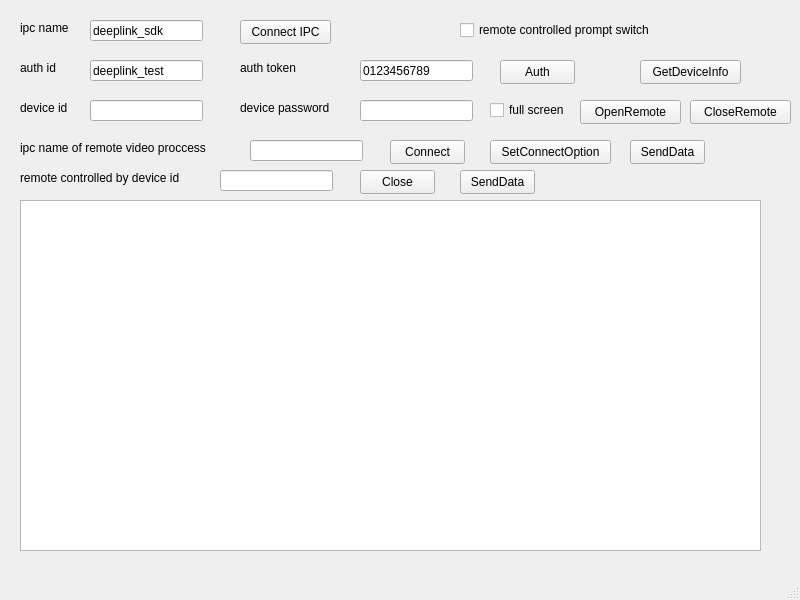
Above: sdk_example/mainwindow.ui from DeepLinkProtocol/DeepLinkSDK-Win before the change. Below: the same form after it.
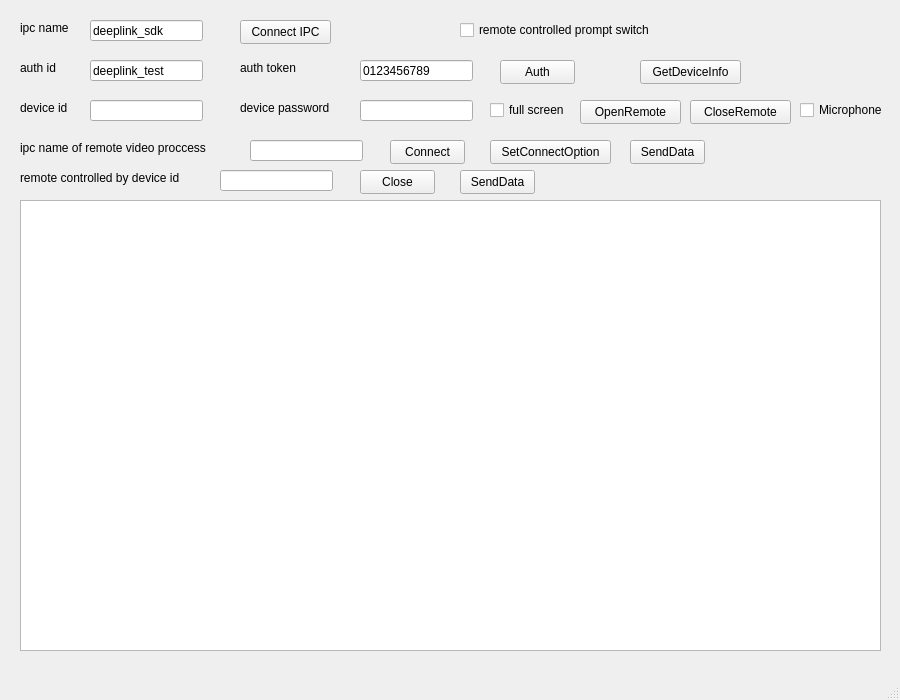
That is the form after the change.

Patch:
```diff
--- a/sdk_example/mainwindow.ui
+++ b/sdk_example/mainwindow.ui
@@ -6,8 +6,8 @@
    <rect>
     <x>0</x>
     <y>0</y>
-    <width>800</width>
-    <height>600</height>
+    <width>900</width>
+    <height>700</height>
    </rect>
   </property>
   <property name="windowTitle">
@@ -208,8 +208,8 @@
      <rect>
       <x>20</x>
       <y>200</y>
-      <width>741</width>
-      <height>351</height>
+      <width>861</width>
+      <height>451</height>
      </rect>
     </property>
    </widget>
@@ -350,6 +350,19 @@
      <string>SendData</string>
     </property>
    </widget>
+   <widget class="QCheckBox" name="chbMicrophone">
+    <property name="geometry">
+     <rect>
+      <x>800</x>
+      <y>100</y>
+      <width>91</width>
+      <height>20</height>
+     </rect>
+    </property>
+    <property name="text">
+     <string>Microphone</string>
+    </property>
+   </widget>
   </widget>
   <widget class="QMenuBar" name="menubar">
    <property name="geometry">
```
Left out of the diff: 2 changed lines with no effect on the pictures.
